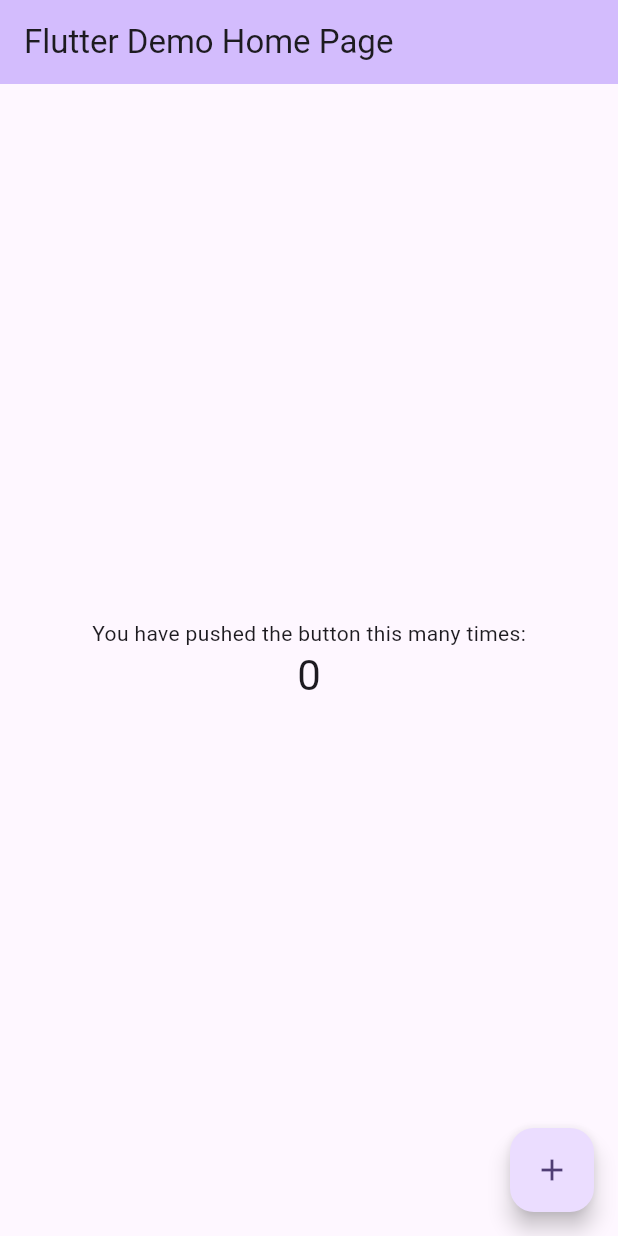
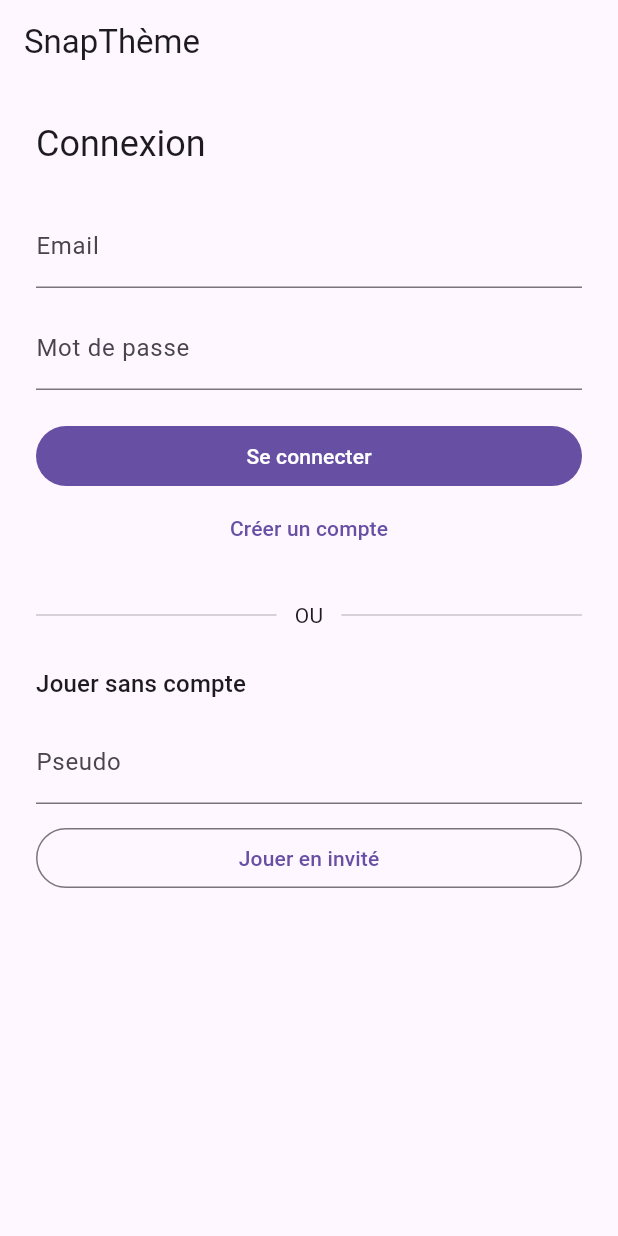
Before and after one commit to CODEBYGODWIN/snap_theme, a Flutter app: the screen it shows after launch, on a phone screen of 412 x 824 dp. Run offline on Flutter 3.47's test engine with Material 3 defaults, Android fonts, the phone set to English and light mode, and no system bars; our stand-ins replace cloud_firestore, firebase_auth, firebase_core, flutter_riverpod, freezed_annotation; accounts and stored records are empty.

Commit message:
debut auth

```diff
--- a/lib/main.dart
+++ b/lib/main.dart
@@ -1,73 +1,27 @@
+import 'package:firebase_core/firebase_core.dart';
 import 'package:flutter/material.dart';
-import 'package:firebase_core/firebase_core.dart';
+import 'package:flutter_riverpod/flutter_riverpod.dart';
+
 import 'firebase_options.dart';
+import 'screens/auth/auth_gate.dart';
 
 Future<void> main() async {
   WidgetsFlutterBinding.ensureInitialized();
   await Firebase.initializeApp(
     options: DefaultFirebaseOptions.currentPlatform,
   );
-  runApp(const MyApp());
+  runApp(const ProviderScope(child: SnapThemeApp()));
 }
 
-class MyApp extends StatelessWidget {
-  const MyApp({super.key});
+class SnapThemeApp extends StatelessWidget {
+  const SnapThemeApp({super.key});
 
-  // This widget is the root of your application.
   @override
   Widget build(BuildContext context) {
     return MaterialApp(
-      title: 'Flutter Demo',
-      theme: ThemeData(
-        colorScheme: ColorScheme.fromSeed(seedColor: Colors.deepPurple),
-      ),
-      home: const MyHomePage(title: 'Flutter Demo Home Page'),
+      title: 'SnapThème',
+      debugShowCheckedModeBanner: false,
+      home: const AuthGate(),
     );
   }
 }
-
-class MyHomePage extends StatefulWidget {
-  const MyHomePage({super.key, required this.title});
-
-  final String title;
-
-  @override
-  State<MyHomePage> createState() => _MyHomePageState();
-}
-
-class _MyHomePageState extends State<MyHomePage> {
-  int _counter = 0;
-
-  void _incrementCounter() {
-    setState(() {
-      _counter++;
-    });
-  }
-
-  @override
-  Widget build(BuildContext context) {
-    return Scaffold(
-      appBar: AppBar(
-        backgroundColor: Theme.of(context).colorScheme.inversePrimary,
-        title: Text(widget.title),
-      ),
-      body: Center(
-        child: Column(
-          mainAxisAlignment: .center,
-          children: [
-            const Text('You have pushed the button this many times:'),
-            Text(
-              '$_counter',
-              style: Theme.of(context).textTheme.headlineMedium,
-            ),
-          ],
-        ),
-      ),
-      floatingActionButton: FloatingActionButton(
-        onPressed: _incrementCounter,
-        tooltip: 'Increment',
-        child: const Icon(Icons.add),
-      ),
-    );
-  }
-}
--- /dev/null
+++ b/lib/screens/auth/auth_gate.dart
@@ -0,0 +1,34 @@
+import 'package:flutter/material.dart';
+import 'package:flutter_riverpod/flutter_riverpod.dart';
+
+import '../../providers/auth_providers.dart';
+import 'login_screen.dart';
+
+class AuthGate extends ConsumerWidget {
+  const AuthGate({super.key});
+
+  @override
+  Widget build(BuildContext context, WidgetRef ref) {
+    final authState = ref.watch(authStateChangesProvider);
+
+    return authState.when(
+      data: (user) {
+        if (user == null) {
+          return const LoginScreen();
+        }
+        return Scaffold(
+          appBar: AppBar(title: Text('Connecté : ${user.displayName}')),
+          body: const Center(
+            child: Text('lobby'),
+          ),
+        );
+      },
+      loading: () => const Scaffold(
+        body: Center(child: CircularProgressIndicator()),
+      ),
+      error: (error, stack) => Scaffold(
+        body: Center(child: Text('Erreur Firebase : $error')),
+      ),
+    );
+  }
+}
--- /dev/null
+++ b/lib/screens/auth/login_screen.dart
@@ -0,0 +1,153 @@
+import 'package:flutter/material.dart';
+import 'package:flutter_riverpod/flutter_riverpod.dart';
+
+import '../../providers/auth_providers.dart';
+import 'register_screen.dart';
+
+class LoginScreen extends ConsumerStatefulWidget {
+  const LoginScreen({super.key});
+
+  @override
+  ConsumerState<LoginScreen> createState() => _LoginScreenState();
+}
+
+class _LoginScreenState extends ConsumerState<LoginScreen> {
+  final _formKey = GlobalKey<FormState>();
+  final _emailCtrl = TextEditingController();
+  final _passwordCtrl = TextEditingController();
+  final _guestNameCtrl = TextEditingController();
+
+  @override
+  void dispose() {
+    _emailCtrl.dispose();
+    _passwordCtrl.dispose();
+    _guestNameCtrl.dispose();
+    super.dispose();
+  }
+
+  Future<void> _submitLogin() async {
+    if (!_formKey.currentState!.validate()) return;
+    await ref.read(authControllerProvider.notifier).signIn(
+          email: _emailCtrl.text,
+          password: _passwordCtrl.text,
+        );
+  }
+
+  Future<void> _playAsGuest() async {
+    final name = _guestNameCtrl.text.trim();
+    if (name.isEmpty) {
+      ScaffoldMessenger.of(context).showSnackBar(
+        const SnackBar(content: Text('Entrez un pseudo pour jouer en invité.')),
+      );
+      return;
+    }
+    await ref.read(authControllerProvider.notifier).signInAsGuest(name);
+  }
+
+  @override
+  Widget build(BuildContext context) {
+
+    ref.listen(authControllerProvider, (previous, next) {
+      next.whenOrNull(
+        error: (error, stack) => ScaffoldMessenger.of(context).showSnackBar(
+          SnackBar(content: Text(error.toString().replaceFirst('Exception: ', ''))),
+        ),
+      );
+    });
+
+    final isLoading = ref.watch(authControllerProvider).isLoading;
+
+    return Scaffold(
+      appBar: AppBar(title: const Text('SnapThème')),
+      body: SafeArea(
+        child: SingleChildScrollView(
+          padding: const EdgeInsets.all(24),
+          child: Form(
+            key: _formKey,
+            child: Column(
+              crossAxisAlignment: CrossAxisAlignment.stretch,
+              children: [
+                Text(
+                  'Connexion',
+                  style: Theme.of(context).textTheme.headlineSmall,
+                ),
+                const SizedBox(height: 24),
+                TextFormField(
+                  controller: _emailCtrl,
+                  keyboardType: TextInputType.emailAddress,
+                  decoration: const InputDecoration(labelText: 'Email'),
+                  validator: (value) {
+                    if (value == null || !value.contains('@')) {
+                      return 'Email invalide';
+                    }
+                    return null;
+                  },
+                ),
+                const SizedBox(height: 12),
+                TextFormField(
+                  controller: _passwordCtrl,
+                  obscureText: true,
+                  decoration: const InputDecoration(labelText: 'Mot de passe'),
+                  validator: (value) {
+                    if (value == null || value.length < 6) {
+                      return '6 caractères minimum';
+                    }
+                    return null;
+                  },
+                ),
+                const SizedBox(height: 20),
+                FilledButton(
+                  onPressed: isLoading ? null : _submitLogin,
+                  child: isLoading
+                      ? const SizedBox(
+                          height: 20,
+                          width: 20,
+                          child: CircularProgressIndicator(strokeWidth: 2),
+                        )
+                      : const Text('Se connecter'),
+                ),
+                TextButton(
+                  onPressed: isLoading
+                      ? null
+                      : () => Navigator.of(context).push(
+                            MaterialPageRoute(
+                              builder: (_) => const RegisterScreen(),
+                            ),
+                          ),
+                  child: const Text('Créer un compte'),
+                ),
+                const Padding(
+                  padding: EdgeInsets.symmetric(vertical: 24),
+                  child: Row(
+                    children: [
+                      Expanded(child: Divider()),
+                      Padding(
+                        padding: EdgeInsets.symmetric(horizontal: 12),
+                        child: Text('OU'),
+                      ),
+                      Expanded(child: Divider()),
+                    ],
+                  ),
+                ),
+                Text(
+                  'Jouer sans compte',
+                  style: Theme.of(context).textTheme.titleMedium,
+                ),
+                const SizedBox(height: 12),
+                TextField(
+                  controller: _guestNameCtrl,
+                  decoration: const InputDecoration(labelText: 'Pseudo'),
+                ),
+                const SizedBox(height: 12),
+                OutlinedButton(
+                  onPressed: isLoading ? null : _playAsGuest,
+                  child: const Text('Jouer en invité'),
+                ),
+              ],
+            ),
+          ),
+        ),
+      ),
+    );
+  }
+}
```
Also changed, not shown: lib/models/app_user.dart (added, +18 -0 lines), lib/providers/auth_providers.dart (added, +78 -0 lines), lib/screens/auth/register_screen.dart (added, +102 -0 lines), lib/services/auth_service.dart (added, +117 -0 lines), pubspec.yaml (+14 -0 lines), lib/models/app_user.freezed.dart (added), lib/models/app_user.g.dart (added), pubspec.lock, 5 other files.
